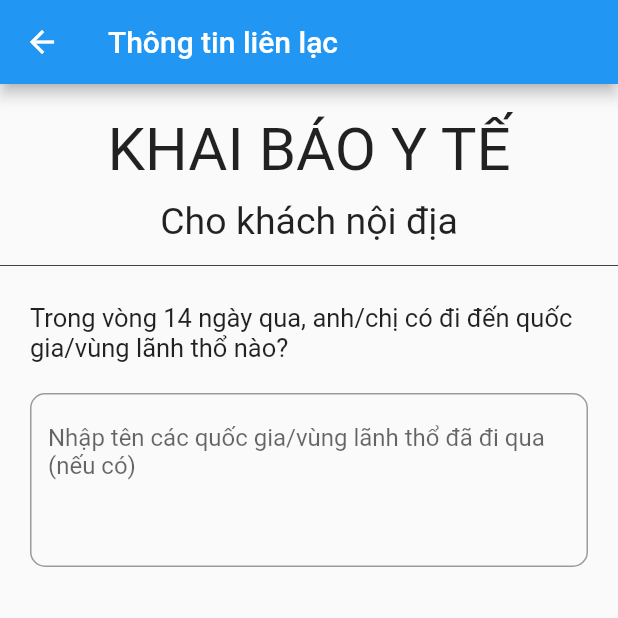
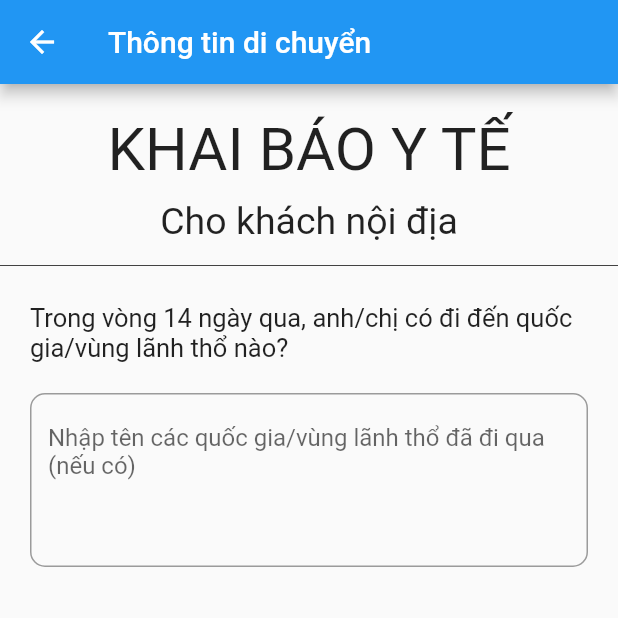
Before and after one commit to phanthingocanh/ADN-Mobile, a Flutter app: the FillTravelRoute screen opened by its route, on a phone screen of 412 x 824 dp, the top half of it. Run offline on Flutter 3.47's test engine with Material 2 defaults, Android fonts, the phone set to English and light mode, and no system bars; our stand-ins replace datetime_picker_formfield, email_validator, validators.

Commit message:
Change AppBar Title

```diff
--- a/lib/constants/strings.dart
+++ b/lib/constants/strings.dart
@@ -8,6 +8,9 @@ class Strings {
   static const String formCMNDTitle = 'Thông tin CMND';
 
   static const String formInfoTitle = 'Thông tin liên lạc';
+
+  static const String formTravelTitle = 'Thông tin di chuyển';
+
 
 
 }
--- a/lib/screens/information/fill_travel.dart
+++ b/lib/screens/information/fill_travel.dart
@@ -12,7 +12,7 @@ class FillTravelRoute extends StatelessWidget {
     // final appTitle = 'Form Validation Demo';
     return Scaffold(
       appBar: AppBar(
-        title: Text(Strings.formInfoTitle),
+        title: Text(Strings.formTravelTitle),
       ),
       body: ListView(
 //        crossAxisAlignment: CrossAxisAlignment.center,
```
